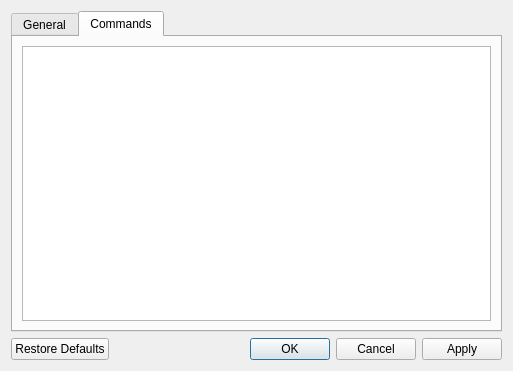
Old version of the form ui/settings.ui in the repository 0xb8/WiseTagger.
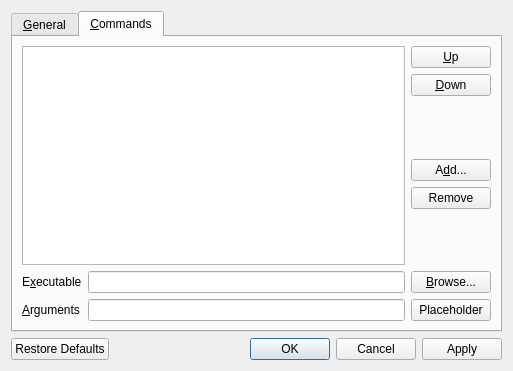
New version of the form. The open tabs and pages were chosen to show the change.

Commit message: Add command editor to settings dialog.

Patch:
```diff
--- a/ui/settings.ui
+++ b/ui/settings.ui
@@ -33,7 +33,7 @@
        <string/>
       </property>
       <attribute name="title">
-       <string>General</string>
+       <string>&amp;General</string>
       </attribute>
       <layout class="QGridLayout" name="gridLayout_2">
        <property name="topMargin">
@@ -388,11 +388,11 @@
      </widget>
      <widget class="QWidget" name="commands">
       <attribute name="title">
-       <string>Commands</string>
+       <string>&amp;Commands</string>
       </attribute>
-      <layout class="QGridLayout" name="gridLayout_3">
+      <layout class="QGridLayout" name="gridLayout_4">
        <item row="0" column="0">
-        <widget class="QTableView" name="tableView">
+        <widget class="QTableView" name="cmdView">
          <property name="editTriggers">
           <set>QAbstractItemView::NoEditTriggers</set>
          </property>
@@ -415,10 +415,182 @@
           <enum>QAbstractItemView::SelectRows</enum>
          </property>
          <property name="textElideMode">
-          <enum>Qt::ElideLeft</enum>
+          <enum>Qt::ElideNone</enum>
          </property>
+         <property name="wordWrap">
+          <bool>false</bool>
+         </property>
+         <property name="cornerButtonEnabled">
+          <bool>false</bool>
+         </property>
+         <attribute name="horizontalHeaderStretchLastSection">
+          <bool>false</bool>
+         </attribute>
+         <attribute name="verticalHeaderVisible">
+          <bool>false</bool>
+         </attribute>
         </widget>
        </item>
+       <item row="0" column="1">
+        <layout class="QVBoxLayout" name="verticalLayout_2">
+         <item>
+          <widget class="QPushButton" name="upCmd">
+           <property name="text">
+            <string>&amp;Up</string>
+           </property>
+          </widget>
+         </item>
+         <item>
+          <widget class="QPushButton" name="downCmd">
+           <property name="enabled">
+            <bool>true</bool>
+           </property>
+           <property name="text">
+            <string>&amp;Down</string>
+           </property>
+           <property name="checkable">
+            <bool>false</bool>
+           </property>
+           <property name="autoDefault">
+            <bool>true</bool>
+           </property>
+           <property name="default">
+            <bool>false</bool>
+           </property>
+           <property name="flat">
+            <bool>false</bool>
+           </property>
+          </widget>
+         </item>
+         <item>
+          <spacer name="verticalSpacer_3">
+           <property name="orientation">
+            <enum>Qt::Vertical</enum>
+           </property>
+           <property name="sizeHint" stdset="0">
+            <size>
+             <width>20</width>
+             <height>40</height>
+            </size>
+           </property>
+          </spacer>
+         </item>
+         <item>
+          <widget class="QToolButton" name="newCmd">
+           <property name="sizePolicy">
+            <sizepolicy hsizetype="Minimum" vsizetype="Preferred">
+             <horstretch>0</horstretch>
+             <verstretch>0</verstretch>
+            </sizepolicy>
+           </property>
+           <property name="minimumSize">
+            <size>
+             <width>0</width>
+             <height>22</height>
+            </size>
+           </property>
+           <property name="text">
+            <string>A&amp;dd...</string>
+           </property>
+           <property name="popupMode">
+            <enum>QToolButton::InstantPopup</enum>
+           </property>
+           <property name="toolButtonStyle">
+            <enum>Qt::ToolButtonTextOnly</enum>
+           </property>
+           <property name="arrowType">
+            <enum>Qt::NoArrow</enum>
+           </property>
+          </widget>
+         </item>
+         <item>
+          <widget class="QPushButton" name="removeCmd">
+           <property name="text">
+            <string>Remove</string>
+           </property>
+          </widget>
+         </item>
+         <item>
+          <spacer name="verticalSpacer_4">
+           <property name="orientation">
+            <enum>Qt::Vertical</enum>
+           </property>
+           <property name="sizeHint" stdset="0">
+            <size>
+             <width>20</width>
+             <height>40</height>
+            </size>
+           </property>
+          </spacer>
+         </item>
+        </layout>
+       </item>
+       <item row="1" column="0" colspan="2">
+        <layout class="QGridLayout" name="gridLayout_3">
+         <item row="0" column="1">
+          <widget class="QLineEdit" name="cmdExecutableEdit">
+           <property name="readOnly">
+            <bool>true</bool>
+           </property>
+          </widget>
+         </item>
+         <item row="0" column="2">
+          <widget class="QPushButton" name="cmdExecutableBrowse">
+           <property name="text">
+            <string>&amp;Browse...</string>
+           </property>
+          </widget>
+         </item>
+         <item row="0" column="0">
+          <widget class="QLabel" name="cmdExeLb">
+           <property name="text">
+            <string>E&amp;xecutable</string>
+           </property>
+           <property name="buddy">
+            <cstring>cmdExecutableEdit</cstring>
+           </property>
+          </widget>
+         </item>
+         <item row="2" column="0">
+          <widget class="QLabel" name="cmdArgsLb">
+           <property name="text">
+            <string>&amp;Arguments</string>
+           </property>
+           <property name="buddy">
+            <cstring>cmdArgsEdit</cstring>
+           </property>
+          </widget>
+         </item>
+         <item row="2" column="1">
+          <widget class="QLineEdit" name="cmdArgsEdit"/>
+         </item>
+         <item row="2" column="2">
+          <widget class="QToolButton" name="cmdArgsPlaceholderShow">
+           <property name="sizePolicy">
+            <sizepolicy hsizetype="Minimum" vsizetype="Fixed">
+             <horstretch>0</horstretch>
+             <verstretch>0</verstretch>
+            </sizepolicy>
+           </property>
+           <property name="minimumSize">
+            <size>
+             <width>0</width>
+             <height>22</height>
+            </size>
+           </property>
+           <property name="text">
+            <string>Placeholder</string>
+           </property>
+           <property name="popupMode">
+            <enum>QToolButton::InstantPopup</enum>
+           </property>
+           <property name="toolButtonStyle">
+            <enum>Qt::ToolButtonTextOnly</enum>
+           </property>
+          </widget>
+         </item>
+        </layout>
+       </item>
       </layout>
      </widget>
     </widget>
```
Left out of the diff: 86 changed lines with no effect on the pictures. The commit also changes 7 other files.
